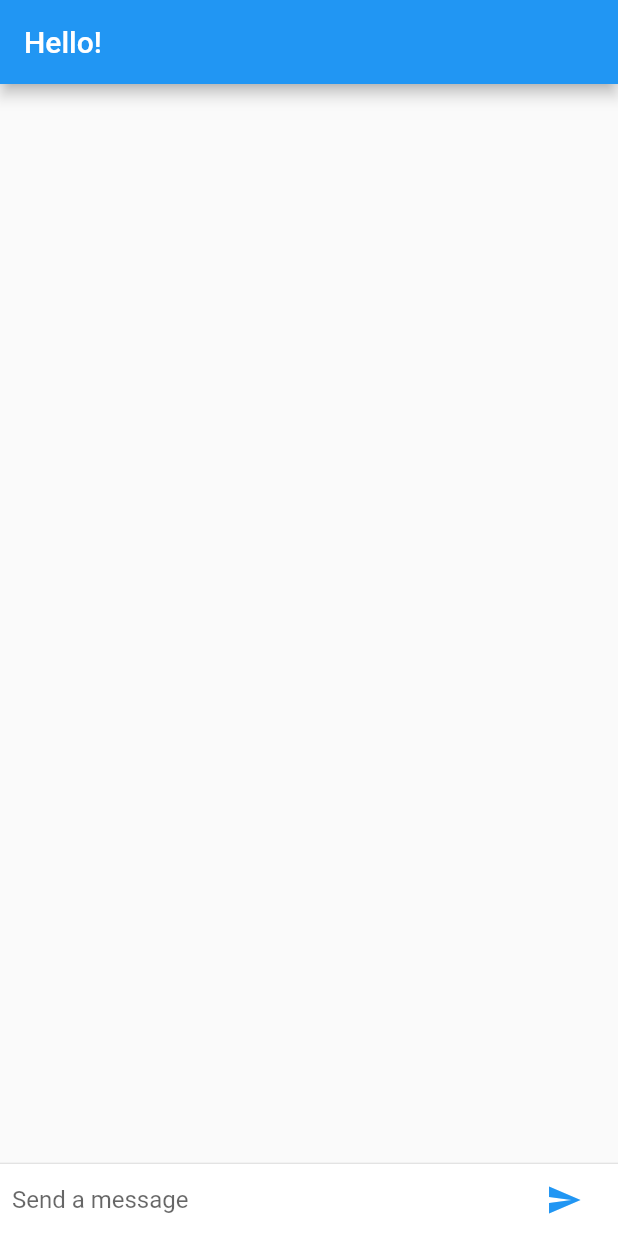
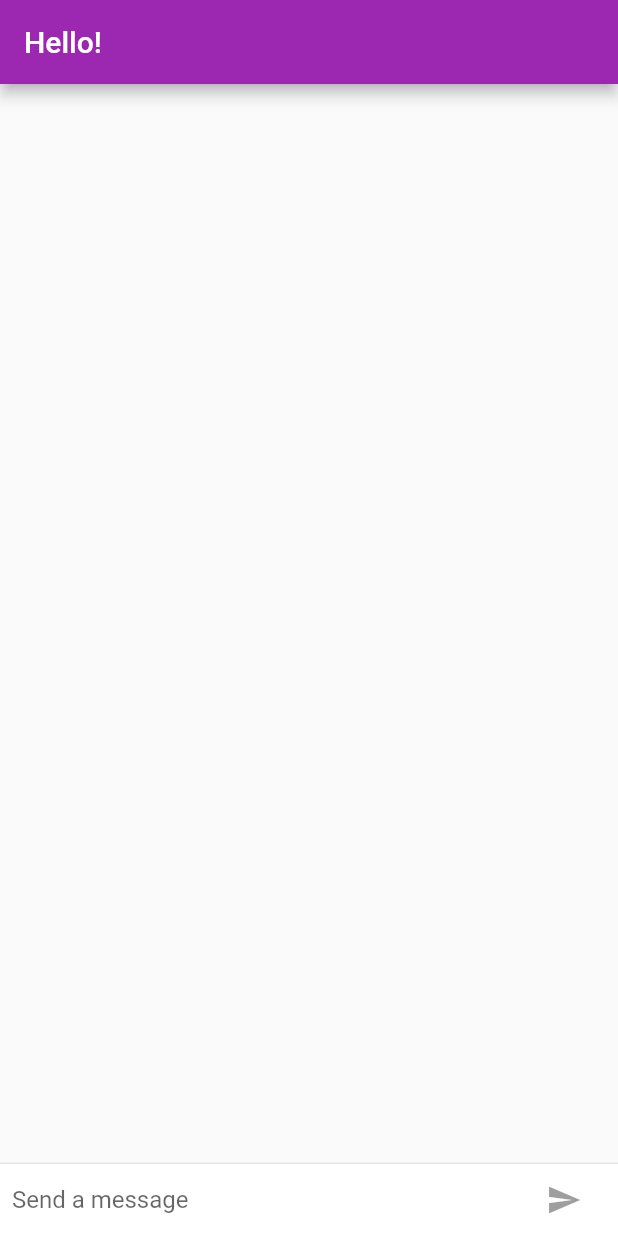
Before and after one commit to petehouston/201-Animations, a Flutter app: the screen it shows after launch, on a phone screen of 412 x 824 dp. Run offline on Flutter 3.47's test engine with Material 2 defaults, Android fonts, the phone set to English and light mode, and no system bars.

Commit message:
Final: Use defaultTargetPlatform property to tailor styles to platform-specific needs

```diff
--- a/codelabs/friendlychat/lib/main.dart
+++ b/codelabs/friendlychat/lib/main.dart
@@ -1,6 +1,20 @@
 import 'package:flutter/material.dart';
+import 'package:flutter/foundation.dart';
+import 'package:flutter/cupertino.dart';
 
 const String _name = "Andie Droid";
+
+/* Android vs. iOS Themes */
+final ThemeData kIOSTheme = new ThemeData(
+  primarySwatch: Colors.orange,
+  primaryColor: Colors.grey[100],
+  primaryColorBrightness: Brightness.light,
+);
+
+final ThemeData kDefaultTheme = new ThemeData(
+  primarySwatch: Colors.purple,
+  accentColor: Colors.orangeAccent[400],
+);
 
 class FriendlyChatMessage extends StatelessWidget {
   final String text;
@@ -25,7 +39,8 @@ class FriendlyChatMessage extends StatelessWidget {
               margin: const EdgeInsets.only(right: 16.0),
               child: new CircleAvatar(child: new Text(_name[0])),
             ),
-            new Column(
+            Expanded(
+              child: new Column(
                 crossAxisAlignment: CrossAxisAlignment.start,
                 children: <Widget>[
                   new Text(_name, style: Theme.of(context).textTheme.subhead),
@@ -34,6 +49,7 @@ class FriendlyChatMessage extends StatelessWidget {
                     child: new Text(text),
                   ),
                 ],
+              ),
             ),
           ],
         ),
@@ -47,6 +63,9 @@ class FriendlyChatApp extends StatelessWidget {
   Widget build(BuildContext context) {
     return new MaterialApp(
       title: "Friendly Chat",
+      theme: defaultTargetPlatform == TargetPlatform.iOS //new
+          ? kIOSTheme //new
+          : kDefaultTheme,
       home: new FriendlyChatScreen(),
     );
   }
@@ -61,10 +80,14 @@ class FriendlyChatScreenState extends State<FriendlyChatScreen>
     with TickerProviderStateMixin {
   final List<FriendlyChatMessage> _messages = <FriendlyChatMessage>[];
   final TextEditingController _textController = new TextEditingController();
+  bool _isComposing = false; //new
 
   void _handleSubmitted(String text) {
     print("Submitted Text: $text");
     _textController.clear();
+    setState(() {
+      _isComposing = false;
+    });
     FriendlyChatMessage message = FriendlyChatMessage(
       text: text,
       animationController: new AnimationController(
@@ -89,15 +112,29 @@ class FriendlyChatScreenState extends State<FriendlyChatScreen>
               child: new TextField(
                 controller: _textController,
                 onSubmitted: _handleSubmitted,
+                onChanged: (String text) {
+                  setState(() {
+                    _isComposing = text.length > 0;
+                  });
+                },
                 decoration:
                     new InputDecoration.collapsed(hintText: "Send a message"),
               ),
             ),
             new Container(
               margin: const EdgeInsets.symmetric(horizontal: 4.0),
-              child: new IconButton(
+              child: Theme.of(context).platform == TargetPlatform.iOS
+                  ? new CupertinoButton(
+                      child: new Text("Send"),
+                      onPressed: _isComposing
+                          ? () => _handleSubmitted(_textController.text)
+                          : null,
+                    )
+                  : new IconButton(
                       icon: new Icon(Icons.send),
-                onPressed: () => _handleSubmitted(_textController.text),
+                      onPressed: _isComposing
+                          ? () => _handleSubmitted(_textController.text)
+                          : null,
                     ),
             ),
           ],
@@ -107,8 +144,8 @@ class FriendlyChatScreenState extends State<FriendlyChatScreen>
   }
 
   @override
-  void dispose(){
-    for (FriendlyChatMessage message in _messages){
+  void dispose() {
+    for (FriendlyChatMessage message in _messages) {
       message.animationController.dispose();
     }
     super.dispose();
@@ -119,8 +156,10 @@ class FriendlyChatScreenState extends State<FriendlyChatScreen>
     return new Scaffold(
       appBar: new AppBar(
         title: new Text("Hello! "),
+        elevation: Theme.of(context).platform == TargetPlatform.iOS ? 0.0 : 4.0,
       ),
-      body: new Column(
+      body: new Container(
+        child: new Column(
           children: <Widget>[
             new Flexible(
               child: ListView.builder(
@@ -139,6 +178,14 @@ class FriendlyChatScreenState extends State<FriendlyChatScreen>
             ),
           ],
         ),
+        decoration: Theme.of(context).platform == TargetPlatform.iOS
+            ? new BoxDecoration(
+                border: new Border(
+                  top: new BorderSide(color: Colors.grey[200]),
+                ),
+              )
+            : null,
+      ),
     );
   }
 }
```
Lines whose indentation alone changed are shown as unchanged.
